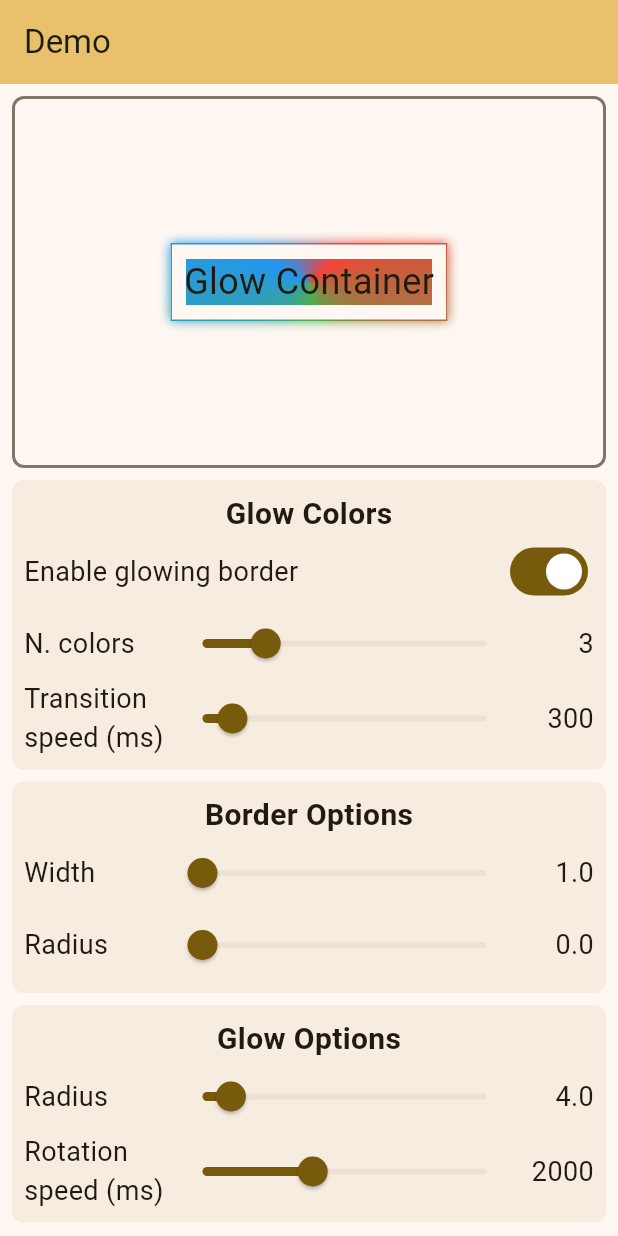
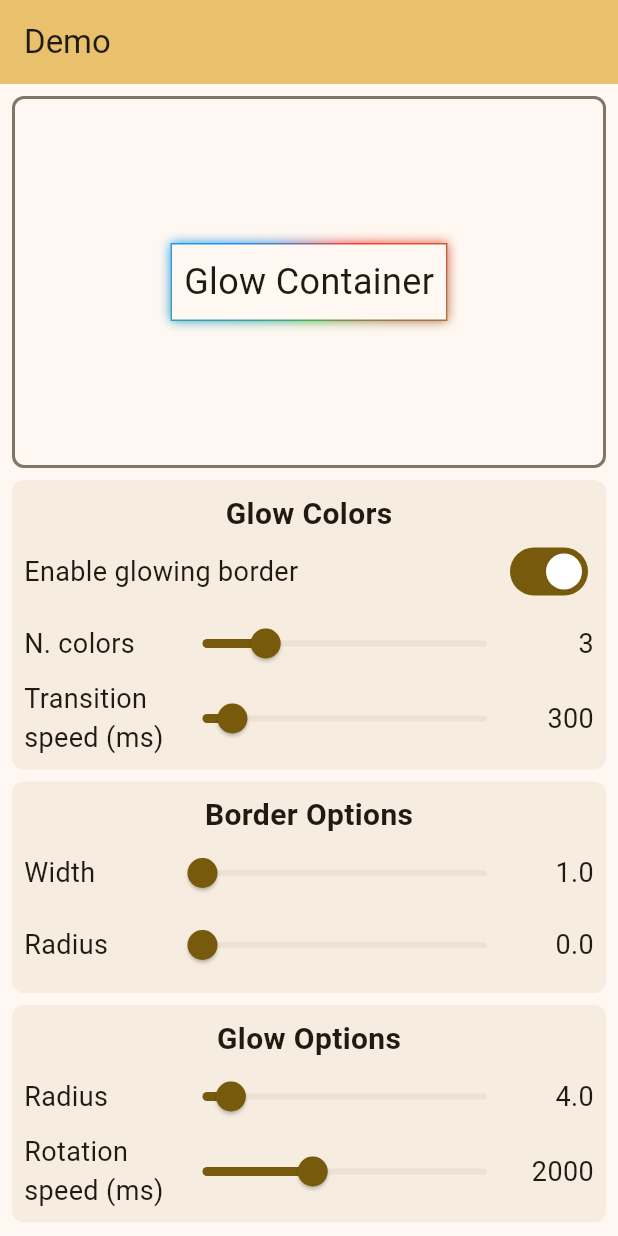
Before and after one commit to thomasporro/glow_container, a Flutter app: the screen it shows after launch, on a phone screen of 412 x 824 dp. Run offline on Flutter 3.47's test engine with Material 3 defaults, Android fonts, the phone set to English and light mode, and no system bars.

Commit message:
feat: add bordeSide to render border

```diff
--- a/lib/src/glow_container.dart
+++ b/lib/src/glow_container.dart
@@ -39,7 +39,9 @@ class GlowContainer extends StatefulWidget {
     this.showAnimatedBorder = true,
     this.rotationDuration = const Duration(seconds: 2),
     this.transitionDuration = const Duration(milliseconds: 300),
-    this.containerOptions = const ContainerOptions(),
+    this.containerOptions = const ContainerOptions(
+      borderSide: BorderSide(),
+    ),
     super.key,
   })  : assert(
           gradientColors.isNotEmpty,
@@ -232,7 +234,13 @@ class _GlowContainerState extends State<GlowContainer>
   }
 
   @override
-  Widget build(final BuildContext context) => AnimatedBuilder(
+  Widget build(final BuildContext context) {
+    final BorderSide borderSide = widget.containerOptions.borderSide ??
+        BorderSide(
+          width: widget.containerOptions.borderWidth ?? 1.0,
+          color: widget.containerOptions.borderColor ?? const Color(0xFF000000),
+        );
+    return AnimatedBuilder(
       animation: _transitionAnimation,
       builder: (final BuildContext context, final Widget? child) =>
           AnimatedBuilder(
@@ -243,8 +251,7 @@ class _GlowContainerState extends State<GlowContainer>
             angle: _angleAnimation.value,
             radius: widget.containerOptions.borderRadius,
             margin: widget.containerOptions.margin,
-              textDirection:
-                  Directionality.maybeOf(context) ?? TextDirection.ltr,
+            textDirection: Directionality.maybeOf(context) ?? TextDirection.ltr,
             glowRadius: widget.glowRadius,
             gradientColors: _glowColors
                 .map(
@@ -253,7 +260,7 @@ class _GlowContainerState extends State<GlowContainer>
                   ),
                 )
                 .toList(),
-              thickness: widget.containerOptions.borderWidth,
+            borderSide: borderSide,
           ),
           child: Container(
             margin: widget.containerOptions.margin,
@@ -265,10 +272,12 @@ class _GlowContainerState extends State<GlowContainer>
             constraints: widget.containerOptions.constraints,
             decoration: BoxDecoration(
               border: Border.all(
-                  width: widget.containerOptions.borderWidth,
-                  color: widget.containerOptions.borderColor.withAlpha(
+                width: borderSide.width,
+                color: borderSide.color.withAlpha(
                   _transitionAnimation.value.toInt(),
                 ),
+                strokeAlign: borderSide.strokeAlign,
+                style: borderSide.style,
               ),
               borderRadius: BorderRadius.circular(
                 widget.containerOptions.borderRadius,
@@ -281,3 +290,4 @@ class _GlowContainerState extends State<GlowContainer>
       ),
     );
   }
+}
--- a/lib/src/options/container_options.dart
+++ b/lib/src/options/container_options.dart
@@ -9,15 +9,21 @@ class ContainerOptions {
     this.width,
     this.height,
     this.borderRadius = 0.0,
-    this.borderWidth = 1.0,
-    this.borderColor = const Color(0xFF000000),
+    @Deprecated('Use borderSide.width instead') this.borderWidth,
+    @Deprecated('Use borderSide.color instead') this.borderColor,
     this.padding,
     this.margin,
     this.clipBehavior = Clip.none,
     this.alignment,
     this.backgroundColor,
     this.constraints,
-  });
+    this.borderSide,
+  }) : assert(
+          (borderSide == null && borderWidth == null && borderColor == null) ||
+              ((borderSide != null) ^
+                  (borderWidth != null || borderColor != null)),
+          "If you use borderSide, you can't use borderWidth or borderColor",
+        );
 
   /// The width of the container.
   ///
@@ -38,12 +44,14 @@ class ContainerOptions {
   /// The border width of the container.
   ///
   /// The default value is 1.0
-  final double borderWidth;
+  @Deprecated('Use borderSide.width instead')
+  final double? borderWidth;
 
   /// The border color of the container.
   ///
   /// The default value is [Color(0xFF000000)]
-  final Color borderColor;
+  @Deprecated('Use borderSide.color instead')
+  final Color? borderColor;
 
   /// The padding of the container.
   ///
@@ -74,4 +82,7 @@ class ContainerOptions {
   ///
   /// If null, the container default behavior will be used
   final BoxConstraints? constraints;
+
+  /// The caracteristics of the border of the container.
+  final BorderSide? borderSide;
 }
```
Also changed, not shown: lib/src/animated_border_painter.dart (+48 -25 lines). Lines whose indentation alone changed are shown as unchanged.
